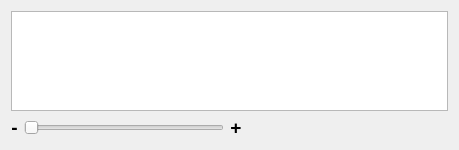
The window that src/timeline.ui (FastTrackOrg/FastTrack) describes before a commit, drawn with Qt 5.
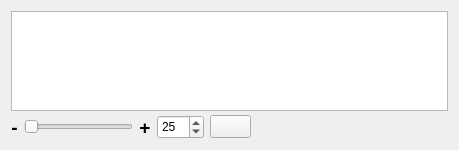
The same window after the commit.

Commit message: [feat] timeline: add play button

Patch:
```diff
--- a/src/timeline.ui
+++ b/src/timeline.ui
@@ -38,7 +38,29 @@
    <bool>false</bool>
   </property>
   <layout class="QGridLayout" name="gridLayout">
-   <item row="1" column="3">
+   <item row="1" column="4">
+    <widget class="QPushButton" name="playButton">
+     <property name="minimumSize">
+      <size>
+       <width>41</width>
+       <height>23</height>
+      </size>
+     </property>
+     <property name="maximumSize">
+      <size>
+       <width>41</width>
+       <height>23</height>
+      </size>
+     </property>
+     <property name="text">
+      <string/>
+     </property>
+     <property name="checkable">
+      <bool>true</bool>
+     </property>
+    </widget>
+   </item>
+   <item row="1" column="5">
     <spacer name="horizontalSpacer">
      <property name="orientation">
       <enum>Qt::Horizontal</enum>
@@ -85,7 +107,7 @@
      </property>
     </widget>
    </item>
-   <item row="0" column="0" colspan="4">
+   <item row="0" column="0" colspan="6">
     <widget class="QGraphicsView" name="timelineView">
      <property name="sizePolicy">
       <sizepolicy hsizetype="Preferred" vsizetype="Expanding">
@@ -156,6 +178,31 @@
      </property>
     </widget>
    </item>
+   <item row="1" column="3">
+    <widget class="QSpinBox" name="fpsBox">
+     <property name="minimumSize">
+      <size>
+       <width>47</width>
+       <height>24</height>
+      </size>
+     </property>
+     <property name="maximumSize">
+      <size>
+       <width>47</width>
+       <height>24</height>
+      </size>
+     </property>
+     <property name="minimum">
+      <number>1</number>
+     </property>
+     <property name="maximum">
+      <number>9999</number>
+     </property>
+     <property name="value">
+      <number>25</number>
+     </property>
+    </widget>
+   </item>
   </layout>
  </widget>
  <resources/>
```
The commit also changes 4 other files.
